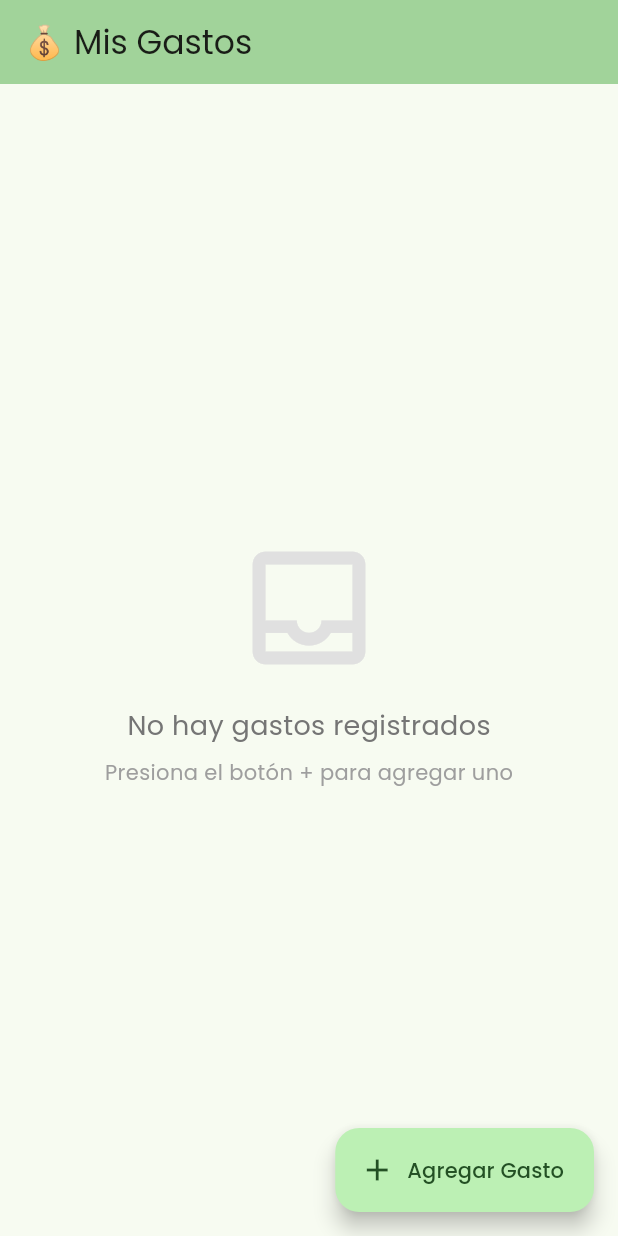
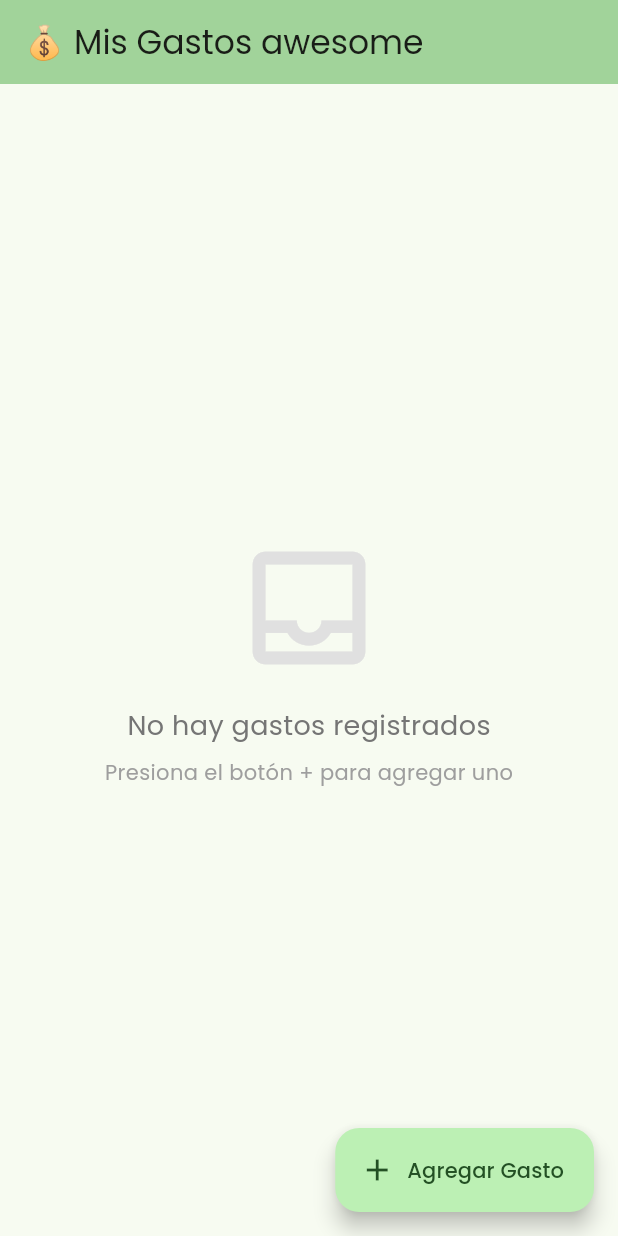
Before and after one commit to wtaype/wiregistro, a Flutter app: the screen it shows after launch, on a phone screen of 412 x 824 dp. Run offline on Flutter 3.47's test engine with Material 3 defaults, Android fonts, the phone set to English and light mode, and no system bars; our stand-ins replace cloud_firestore, firebase_core, google_fonts; accounts and stored records are empty; generated files the repository leaves out were written again.

Commit message:
Actualizacion Principal web genial

```diff
--- a/lib/main.dart
+++ b/lib/main.dart
@@ -16,7 +16,7 @@ class MiApp extends StatelessWidget {
   @override
   Widget build(BuildContext context) {
     return MaterialApp(
-      title: 'Registro de Gastos v18',
+      title: 'Registro de Gastos',
       debugShowCheckedModeBanner: false,
       theme: ThemeData(
         colorScheme: ColorScheme.fromSeed(
--- a/lib/pantallas/inicio_pantalla.dart
+++ b/lib/pantallas/inicio_pantalla.dart
@@ -18,7 +18,7 @@ class _InicioPantallaState extends State<InicioPantalla> {
   Widget build(BuildContext context) {
     return Scaffold(
       appBar: AppBar(
-        title: const Text('💰 Mis Gastos'),
+        title: const Text('💰 Mis Gastos awesome'),
         backgroundColor: Theme.of(context).colorScheme.inversePrimary,
         elevation: 0,
       ),
```
